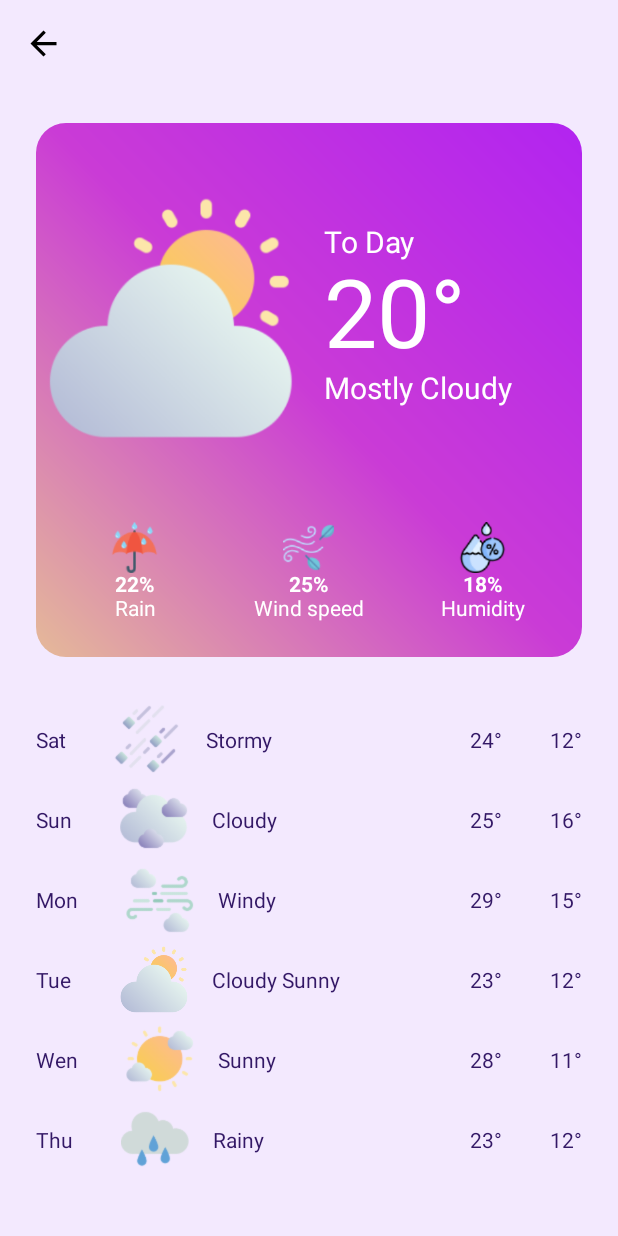
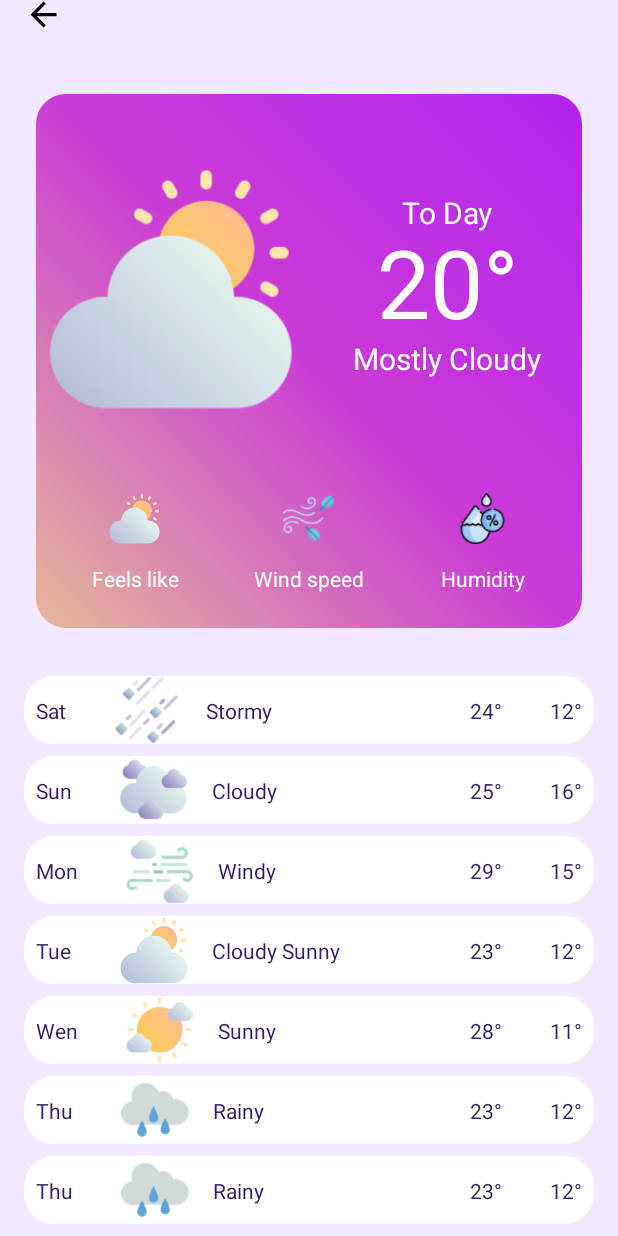
Before and after one commit to chuthientuan/WeatherApp-Android, an Android app: the MainActivity screen opened directly, with no data from a screen before it, after a tap on "Next 7 days", on a phone screen of 412 x 824 dp. Run offline under Robolectric (Android 15) with nearby library versions, the phone set to English and light mode, and no system bars; our stand-ins replace Volley; network calls fail; 1 other tap on this screen came first.

Commit message:
Doc du lieu api trong future activity

```diff
--- a/app/src/main/java/com/example/weatherapp/activities/FutureActivity.java
+++ b/app/src/main/java/com/example/weatherapp/activities/FutureActivity.java
@@ -1,6 +1,8 @@
 package com.example.weatherapp.activities;
 
+import android.content.Intent;
 import android.os.Bundle;
+import android.util.Log;
 import android.widget.ImageView;
 
 import androidx.activity.EdgeToEdge;
@@ -11,6 +13,12 @@ import androidx.core.view.WindowInsetsCompat;
 import androidx.recyclerview.widget.LinearLayoutManager;
 import androidx.recyclerview.widget.RecyclerView;
 
+import com.android.volley.Request;
+import com.android.volley.RequestQueue;
+import com.android.volley.Response;
+import com.android.volley.VolleyError;
+import com.android.volley.toolbox.StringRequest;
+import com.android.volley.toolbox.Volley;
 import com.example.weatherapp.R;
 import com.example.weatherapp.adapters.FutureAdapter;
 import com.example.weatherapp.entities.FutureDomain;
@@ -23,6 +31,7 @@ public class FutureActivity extends AppCompatActivity {
     private RecyclerView recyclerViewFuture;
 
     private ImageView imgBack;
+    private String nameCity = "";
 
     @Override
     protected void onCreate(Bundle savedInstanceState) {
@@ -34,6 +43,18 @@ public class FutureActivity extends AppCompatActivity {
             v.setPadding(systemBars.left, systemBars.top, systemBars.right, systemBars.bottom);
             return insets;
         });
+        Intent intent = getIntent();
+        String city = intent.getStringExtra("name");
+        Log.d("result", "Du lieu truyen qua: "+city);
+        if (city.equals("")) {
+            nameCity = "Hanoi";
+            get7DaysData(nameCity);
+        }
+        else {
+            nameCity = city;
+            get7DaysData(nameCity);
+        }
+
         recyclerViewFuture = findViewById(R.id.recyclerViewFuture);
         recyclerViewFuture.setLayoutManager(new LinearLayoutManager(this, LinearLayoutManager.VERTICAL, false));
         imgBack = findViewById(R.id.imgback);
@@ -45,7 +66,27 @@ public class FutureActivity extends AppCompatActivity {
         items.add(new FutureDomain("Tue", "cloudy_sunny", "Cloudy Sunny", 23, 12));
         items.add(new FutureDomain("Wen", "sunny", "Sunny", 28, 11));
         items.add(new FutureDomain("Thu", "rainy", "Rainy", 23, 12));
+        items.add(new FutureDomain("Thu", "rainy", "Rainy", 23, 12));
         futureAdapter = new FutureAdapter(items);
         recyclerViewFuture.setAdapter(futureAdapter);
     }
+
+    private void get7DaysData(String data) {
+        String url = "https://api.openweathermap.org/data/2.5/forecast?q=" + data +"&appid=e5afb6abedc33f32a139cf17a8921af6&units=metric&cnt=7";
+        RequestQueue requestQueue = Volley.newRequestQueue(this);
+        StringRequest stringRequest = new StringRequest(Request.Method.GET, url,
+                new Response.Listener<String>() {
+                    @Override
+                    public void onResponse(String response) {
+                        Log.d("result", "Json : "+ response);
+                    }
+                },
+                new Response.ErrorListener() {
+                    @Override
+                    public void onErrorResponse(VolleyError error) {
+                        Log.e("result", "JSON parsing error: " + error.getMessage());
+                    }
+                });
+        requestQueue.add(stringRequest);
+    }
 }
--- a/app/src/main/java/com/example/weatherapp/activities/MainActivity.java
+++ b/app/src/main/java/com/example/weatherapp/activities/MainActivity.java
@@ -9,6 +9,7 @@ import android.view.View;
 import android.widget.EditText;
 import android.widget.ImageView;
 import android.widget.TextView;
+import android.widget.Toast;
 
 import androidx.activity.EdgeToEdge;
 import androidx.appcompat.app.AppCompatActivity;
@@ -43,9 +44,12 @@ public class MainActivity extends AppCompatActivity {
     private HourlyAdapter hourlyAdapter;
     private RecyclerView recyclerViewHourly;
 
-    private TextView textNext7Days, textNameCity, textDateTime, textState, textTemperature, textPercentHumidity, textWindSpeed, textPercentRain;
+    private TextView textNext7Days, textNameCity, textDateTime, textState, textTemperature, textPercentHumidity, textWindSpeed, textFeelsLike;
     private ImageView imgSearch;
     private EditText editTextSearch;
+    private String nameCity = "";
+
+    private long pressBackTime;;
 
     @Override
     protected void onCreate(Bundle savedInstanceState) {
@@ -70,7 +74,9 @@ public class MainActivity extends AppCompatActivity {
         recyclerViewHourly.setAdapter(hourlyAdapter);
 
         textNext7Days.setOnClickListener(v -> {
-            Intent intent = new Intent(this, FutureActivity.class);
+            String city = editTextSearch.getText().toString();
+            Intent intent = new Intent(MainActivity.this, FutureActivity.class);
+            intent.putExtra("name", city);
             startActivity(intent);
         });
 
@@ -82,13 +88,25 @@ public class MainActivity extends AppCompatActivity {
         textTemperature = findViewById(R.id.textTemperature);
         textPercentHumidity = findViewById(R.id.textPercentHumidity);
         textWindSpeed = findViewById(R.id.textWindSpeed);
-        textPercentRain = findViewById(R.id.textPercentRain);
+        textFeelsLike = findViewById(R.id.textFeelsLike);
 
+        textNameCity.setText("Hanoi");
+        textNameCity.setVisibility(View.VISIBLE);
+        getCurrentWeatherData("Hanoi");
         imgSearch.setOnClickListener(v -> {
             String city = editTextSearch.getText().toString();
-            textNameCity.setText(city);
-            textNameCity.setVisibility(View.VISIBLE);
-            getCurrentWeatherData(city);
+            if (city.equals("")){
+                nameCity = "Hanoi";
+                getCurrentWeatherData(nameCity);
+                textNameCity.setText(nameCity);
+                textNameCity.setVisibility(View.VISIBLE);
+            }
+            else {
+                nameCity = city;
+                textNameCity.setText(nameCity);
+                textNameCity.setVisibility(View.VISIBLE);
+                getCurrentWeatherData(nameCity);
+            }
         });
     }
     public void getCurrentWeatherData(String data) {
@@ -117,14 +135,12 @@ public class MainActivity extends AppCompatActivity {
                         JSONObject jsonObjectMain = jsonObject.getJSONObject("main");
                         String temp = jsonObjectMain.getString("temp");
                         String humidity = jsonObjectMain.getString("humidity");
+                        String feelsLike = jsonObjectMain.getString("feels_like");
                         Double a = Double.valueOf(temp);
                         String Temp = String.valueOf(a.intValue());
                         textTemperature.setText(Temp + "°C");
                         textPercentHumidity.setText(humidity + "%");
-
-                        JSONObject jsonObjectRain = jsonObject.getJSONObject("rain");
-                        String rain = jsonObjectRain.getString("1h");
-                        textPercentRain.setText(rain + "%");
+                        textFeelsLike.setText(feelsLike + "°C");
 
                         JSONObject jsonObjectWind = jsonObject.getJSONObject("wind");
                         String speed = jsonObjectWind.getString("speed");
@@ -146,4 +162,15 @@ public class MainActivity extends AppCompatActivity {
                 });
         requestQueue.add(stringRequest);
     }
+
+    @Override
+    public void onBackPressed() {
+        if (System.currentTimeMillis() - pressBackTime < 2000) {
+            super.onBackPressed();
+            return;
+        } else {
+            Toast.makeText(this, "Press back again to exit", Toast.LENGTH_SHORT).show();
+        }
+        pressBackTime = System.currentTimeMillis();
+    }
 }
--- a/app/src/main/java/com/example/weatherapp/location/LocationCord.java
+++ b/app/src/main/java/com/example/weatherapp/location/LocationCord.java
@@ -4,4 +4,5 @@ public class LocationCord {
     public static final String lat = "";
     public static final String lon = "";
     public static final String API_KEY = "e5afb6abedc33f32a139cf17a8921af6";
+    //3748c0b99e64f755d113c1ded0164945
 }
--- a/app/src/main/res/layout/activity_future.xml
+++ b/app/src/main/res/layout/activity_future.xml
@@ -30,6 +30,7 @@
                 android:id="@+id/recyclerViewFuture"
                 android:layout_width="match_parent"
                 android:layout_height="match_parent"
+                android:layout_marginTop="8dp"
                 android:clipToPadding="false"/>
 
         </LinearLayout>
--- a/app/src/main/res/layout/activity_main.xml
+++ b/app/src/main/res/layout/activity_main.xml
@@ -68,7 +68,6 @@
                 android:layout_height="wrap_content"
                 android:includeFontPadding="false"
                 android:layout_marginTop="10dp"
-                android:text="@string/mostly_cloudy"
                 android:textAlignment="center"
                 android:textColor="@color/textColor"
                 android:textSize="19sp" />
@@ -88,7 +87,6 @@
                 android:layout_height="wrap_content"
                 android:layout_marginTop="16dp"
                 android:includeFontPadding="false"
-                android:text="@string/textDateTime"
                 android:textAlignment="center"
                 android:textColor="@color/textColor"
                 android:textSize="19sp" />
@@ -98,7 +96,6 @@
                 android:layout_width="match_parent"
                 android:layout_height="wrap_content"
                 android:includeFontPadding="false"
-                android:text="@string/textTemperature"
                 android:textAlignment="center"
                 android:textColor="@color/textColor"
                 android:textSize="63sp"
--- a/app/src/main/res/layout/layout_future.xml
+++ b/app/src/main/res/layout/layout_future.xml
@@ -3,8 +3,9 @@
     android:layout_width="match_parent"
     android:layout_height="wrap_content"
     android:layout_marginStart="16dp"
-    android:layout_marginTop="8dp"
+    android:layout_marginBottom="8dp"
     android:layout_marginEnd="16dp"
+    android:background="@drawable/background_hourly"
     xmlns:app="http://schemas.android.com/apk/res-auto">
 
     <TextView
--- a/app/src/main/res/layout/layout_weather_card_next.xml
+++ b/app/src/main/res/layout/layout_weather_card_next.xml
@@ -46,6 +46,7 @@
                     android:layout_height="wrap_content"
                     android:includeFontPadding="false"
                     android:text="@string/to_day"
+                    android:textAlignment="center"
                     android:textColor="@color/white"
                     android:textSize="20sp" />
 
@@ -55,6 +56,7 @@
                     android:layout_height="wrap_content"
                     android:includeFontPadding="false"
                     android:text="@string/_20"
+                    android:textAlignment="center"
                     android:textColor="@color/white"
                     android:textSize="63sp" />
 
@@ -64,6 +66,7 @@
                     android:layout_height="wrap_content"
                     android:includeFontPadding="false"
                     android:text="Mostly Cloudy"
+                    android:textAlignment="center"
                     android:textColor="@color/white"
                     android:textSize="20sp" />
             </LinearLayout>
@@ -90,14 +93,13 @@
                     android:layout_height="34dp"
                     android:layout_gravity="center"
                     android:contentDescription="@string/app_name"
-                    android:src="@drawable/rain" />
+                    android:src="@drawable/cloudy_sunny" />
 
                 <TextView
-                    android:id="@+id/textRain"
+                    android:id="@+id/textFeels"
                     android:layout_width="match_parent"
                     android:layout_height="wrap_content"
                     android:includeFontPadding="false"
-                    android:text="22%"
                     android:textAlignment="center"
                     android:textColor="@color/white"
                     android:textStyle="bold" />
@@ -106,7 +108,7 @@
                     android:layout_width="match_parent"
                     android:layout_height="wrap_content"
                     android:includeFontPadding="false"
-                    android:text="Rain"
+                    android:text="Feels like"
                     android:textAlignment="center"
                     android:textColor="@color/white" />
 
@@ -132,7 +134,6 @@
                     android:layout_width="match_parent"
                     android:layout_height="wrap_content"
                     android:includeFontPadding="false"
-                    android:text="25%"
                     android:textAlignment="center"
                     android:textColor="@color/white"
                     android:textStyle="bold" />
@@ -167,7 +168,6 @@
                     android:layout_width="match_parent"
                     android:layout_height="wrap_content"
                     android:includeFontPadding="false"
-                    android:text="18%"
                     android:textAlignment="center"
                     android:textColor="@color/white"
                     android:textStyle="bold" />
```
Also changed, not shown: app/src/main/res/layout/layout_weather_card.xml (+3 -6 lines).
